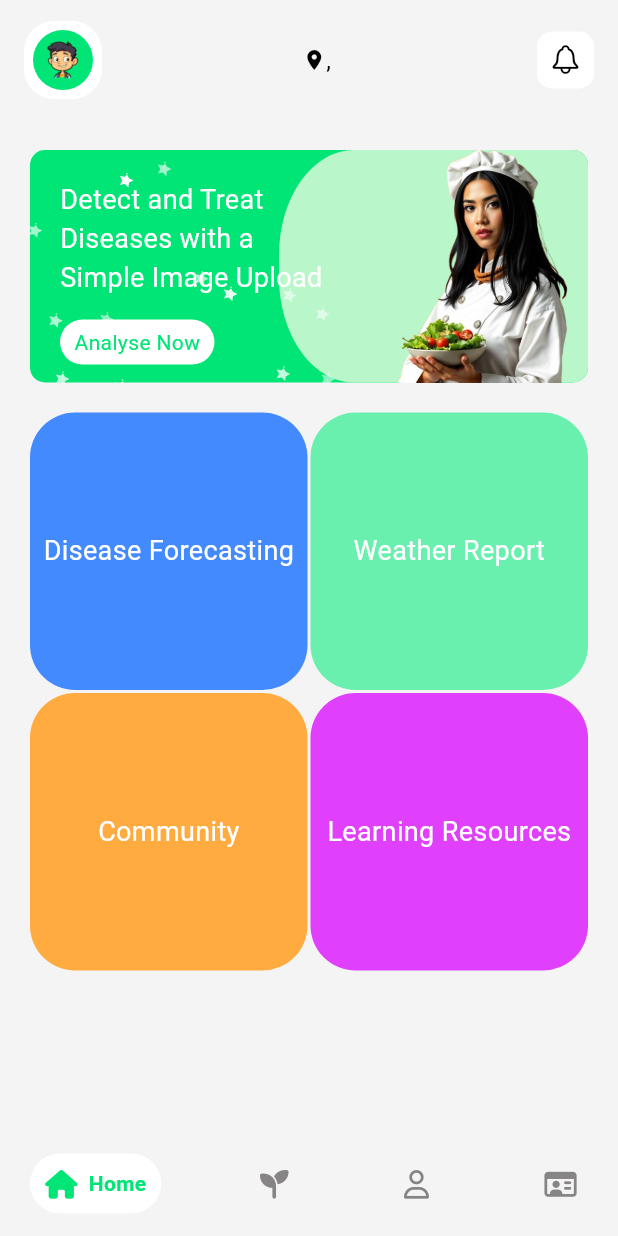
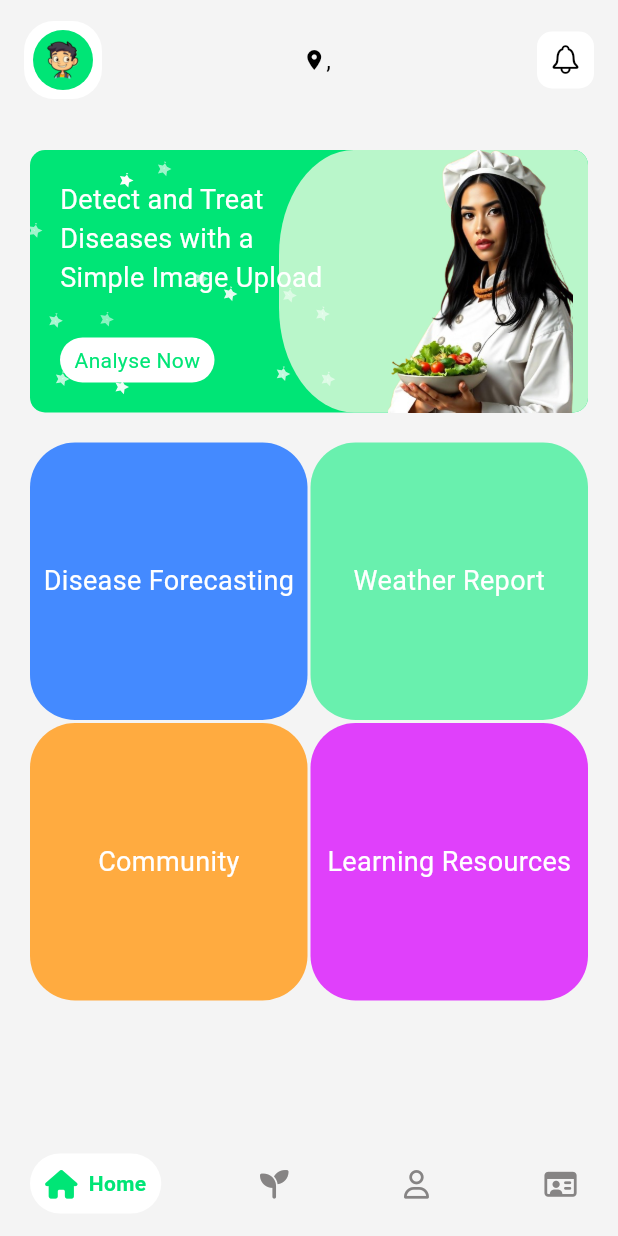
Before and after one commit to SIH-CodeFusers/Aigro-App, a Flutter app: the HomePage screen opened by its route, on a phone screen of 412 x 824 dp. Run offline on Flutter 3.47's test engine with Material 3 defaults, Android fonts, the phone set to English and light mode, and no system bars; drawn by our look-alikes of google_nav_bar; our stand-ins replace font_awesome_flutter, hive, hive_flutter, shimmer, velocity_x; accounts and stored records are empty.

Commit message:
fixing bottom overflow

```diff
--- a/lib/pages/home.dart
+++ b/lib/pages/home.dart
@@ -138,39 +138,11 @@ class _HomePageState extends State<HomePage> {
               crossAxisAlignment: CrossAxisAlignment.start,
               children: [
 
-                // TextField(
-                //   decoration: InputDecoration(
-                //     prefixIcon: Icon(Icons.search),
-                //     suffixIcon: Padding(
-                //       padding: const EdgeInsets.only(right: 10),
-                //       child: CircleAvatar(
-                //         radius: 20,
-                //         backgroundColor: context.theme.canvasColor,
-                //         child: Icon(Icons.filter_list,color: context.theme.splashColor,)
-                //       ),
-                //     ),
-                //     hintText: 'Search by food name',
-                //     hintStyle: TextStyle(fontSize: 14),
-                //     border: OutlineInputBorder(
-                //       borderRadius: BorderRadius.circular(20),
-                //       borderSide: BorderSide.none
-                //     ),
-
-                //     focusedBorder: OutlineInputBorder(
-                //       borderRadius: BorderRadius.circular(20),
-                //       borderSide: BorderSide(width: 1.5, color: context.theme.cardColor)
-                //     ),
-                //     filled: true,
-                //     fillColor: context.theme.highlightColor
-                //   ),
-                // ),
-
-                // SizedBox(height: 20,),
                 SizedBox(height: 10,),
 
                 Container(
                   width: double.infinity,
-                  height: 155,
+                  height: 175,
                   decoration: BoxDecoration(
                     color: context.theme.cardColor,
                     borderRadius: BorderRadius.circular(10),
@@ -182,7 +154,7 @@ class _HomePageState extends State<HomePage> {
                           right: 0,
                           child: Container(
                             width: MediaQuery.of(context).size.width * 0.5,
-                            height: 155,
+                            height: 175,
                             alignment: Alignment.centerRight,
                             decoration: BoxDecoration(
                               color: context.theme.focusColor,
@@ -213,7 +185,7 @@ class _HomePageState extends State<HomePage> {
                                     ),
                                   ),
                                 ),
-                                const SizedBox(height: 15),
+                                Spacer(),
                                 GestureDetector(
                                   onTap: () {
                                     // Navigator.pushNamed(context, '/findRecipe');
@@ -239,7 +211,7 @@ class _HomePageState extends State<HomePage> {
                           Spacer(),
                           Image.asset(
                             width: MediaQuery.of(context).size.width * 0.3, // 30% of screen width
-                            height: 155,
+                            height: 175,
                             "assets/images/woman_chef.png",
                             fit: BoxFit.cover,
                           ),
```
